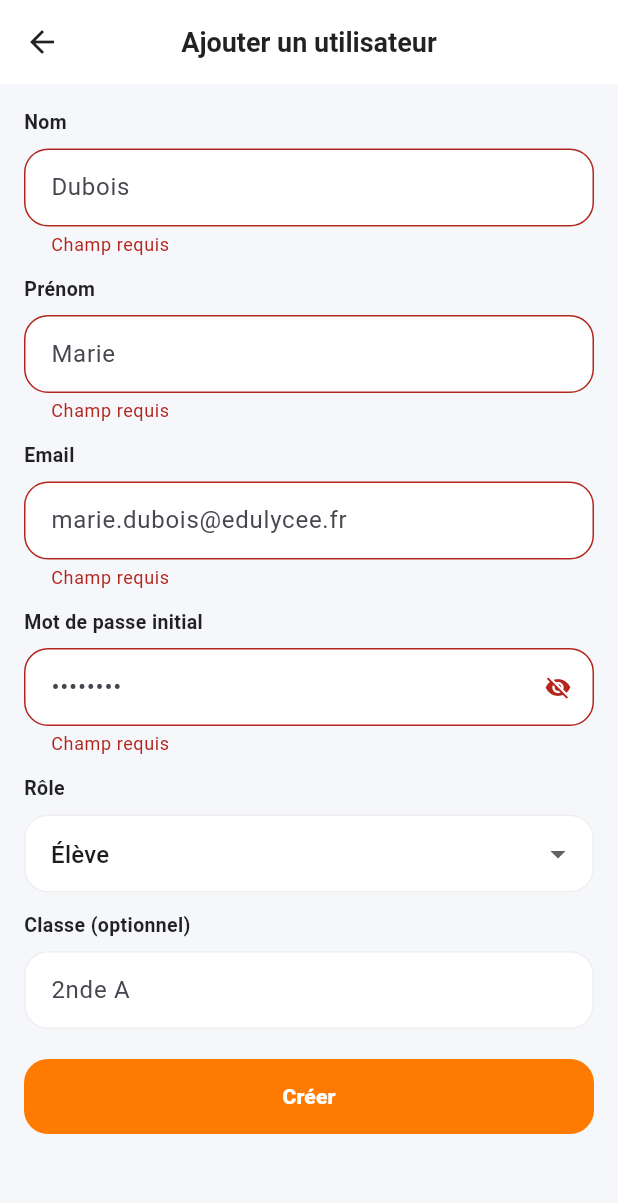
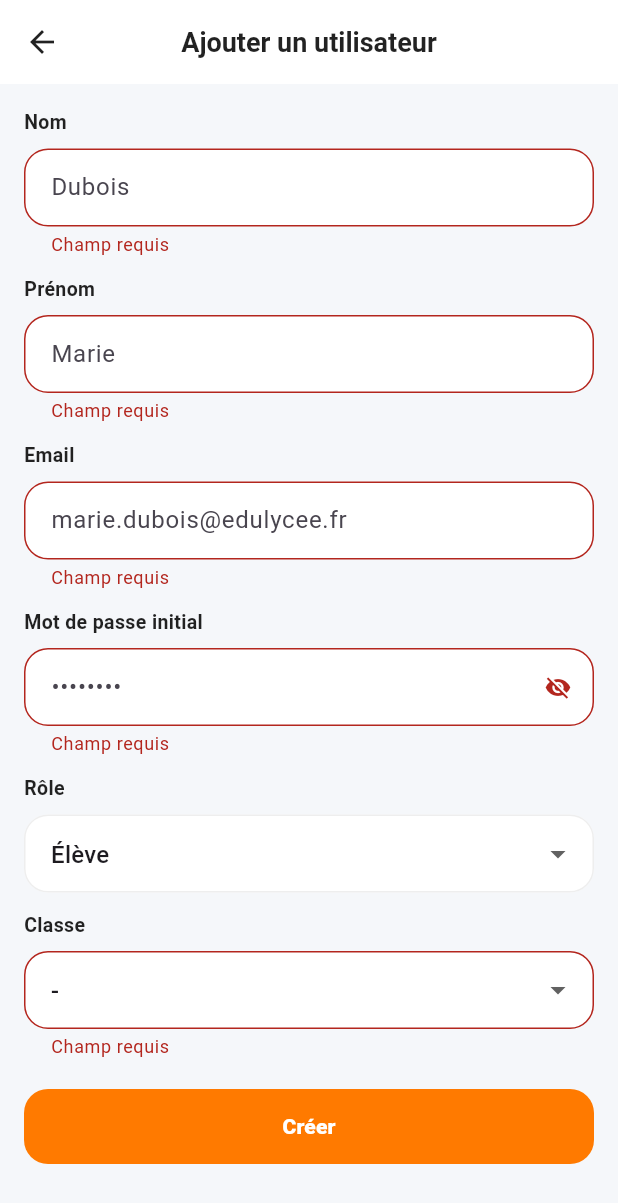
Before and after one commit to MaramYahyaoui/ProjetFlutter, a Flutter app: the AddUserPage screen opened directly, after a tap on "Créer", on a phone screen of 412 x 824 dp. Shown: the top 1203 px of the screen. Run offline on Flutter 3.47's test engine with Material 3 defaults, Android fonts, the phone set to English and light mode, and no system bars; our stand-ins replace cloud_firestore, file_picker, firebase_auth, firebase_core, pdf, printing; accounts and stored records are empty.

Commit message:
commit 11

```diff
--- a/lib/presentation/pages/admin/users/add_user_page.dart
+++ b/lib/presentation/pages/admin/users/add_user_page.dart
@@ -19,11 +19,18 @@ class _AddUserPageState extends State<AddUserPage> {
   final _lastNameController = TextEditingController();
   final _emailController = TextEditingController();
   final _passwordController = TextEditingController();
-  final _classController = TextEditingController();
 
   String _role = 'eleve';
+  String? _selectedClass;
+  late final Future<List<String>> _classesFuture;
   bool _loading = false;
   bool _obscure = true;
+
+  @override
+  void initState() {
+    super.initState();
+    _classesFuture = _loadClasses();
+  }
 
   @override
   void dispose() {
@@ -31,7 +38,6 @@ class _AddUserPageState extends State<AddUserPage> {
     _lastNameController.dispose();
     _emailController.dispose();
     _passwordController.dispose();
-    _classController.dispose();
     super.dispose();
   }
 
@@ -71,7 +77,7 @@ class _AddUserPageState extends State<AddUserPage> {
         'prenom': firstName,
         'nom': lastName,
         'displayName': displayName,
-        'classe': _classController.text.trim(),
+        'classe': (_selectedClass ?? '').trim(),
         'createdAt': FieldValue.serverTimestamp(),
         'updatedAt': FieldValue.serverTimestamp(),
       });
@@ -122,6 +128,40 @@ class _AddUserPageState extends State<AddUserPage> {
       name: 'Secondary',
       options: DefaultFirebaseOptions.currentPlatform,
     );
+  }
+
+  Future<List<String>> _loadClasses() async {
+    final firestore = FirebaseFirestore.instance;
+    final classNames = <String>{};
+
+    try {
+      final snap = await firestore.collection('classes').orderBy('name').get();
+      for (final d in snap.docs) {
+        final data = d.data();
+        final name = ((data['name'] ?? d.id) ?? '').toString().trim();
+        if (name.isNotEmpty) classNames.add(name);
+      }
+    } catch (_) {
+      // ignore - fallback below
+    }
+
+    // Fallback for existing data where classes are only present on user docs.
+    if (classNames.isEmpty) {
+      final usersSnap = await firestore
+          .collection('utilisateurs')
+          .limit(500)
+          .get();
+      for (final d in usersSnap.docs) {
+        final data = d.data();
+        final name = ((data['classe'] ?? data['class']) ?? '')
+            .toString()
+            .trim();
+        if (name.isNotEmpty) classNames.add(name);
+      }
+    }
+
+    final list = classNames.toList()..sort((a, b) => a.compareTo(b));
+    return list;
   }
 
   @override
@@ -232,11 +272,46 @@ class _AddUserPageState extends State<AddUserPage> {
               ),
               const SizedBox(height: 12),
               _Field(
-                label: 'Classe (optionnel)',
-                child: TextFormField(
-                  controller: _classController,
-                  textInputAction: TextInputAction.done,
-                  decoration: _inputDecoration('2nde A'),
+                label: _role == 'eleve' ? 'Classe' : 'Classe (optionnel)',
+                child: FutureBuilder<List<String>>(
+                  future: _classesFuture,
+                  builder: (context, snapshot) {
+                    if (!snapshot.hasData) {
+                      return const SizedBox(
+                        height: 48,
+                        child: Align(
+                          alignment: Alignment.centerLeft,
+                          child: CircularProgressIndicator(),
+                        ),
+                      );
+                    }
+
+                    final classes = snapshot.data ?? const <String>[];
+
+                    return DropdownButtonFormField<String>(
+                      value: _selectedClass,
+                      decoration: _inputDecoration(''),
+                      items: [
+                        const DropdownMenuItem<String>(
+                          value: null,
+                          child: Text('-'),
+                        ),
+                        ...classes.map(
+                          (c) => DropdownMenuItem<String>(
+                            value: c,
+                            child: Text(c),
+                          ),
+                        ),
+                      ],
+                      onChanged: (v) => setState(() => _selectedClass = v),
+                      validator: (v) {
+                        if (_role != 'eleve') return null;
+                        final value = (v ?? '').trim();
+                        if (value.isEmpty) return 'Champ requis';
+                        return null;
+                      },
+                    );
+                  },
                 ),
               ),
               const SizedBox(height: 20),
```
Also changed, not shown: lib/presentation/pages/admin/classes/classes_page.dart (+105 -14 lines).
